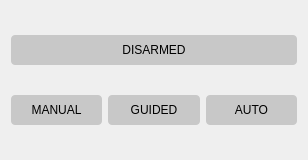
The window that GS/GUI/actionwidget.ui (UCI-UAVForge/GroundStation) describes before a commit, drawn with Qt 5.
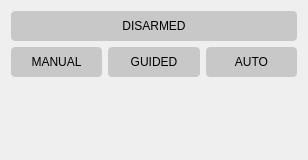
The same window after the commit.

The edit to the form file:
```diff
--- a/GS/GUI/actionwidget.ui
+++ b/GS/GUI/actionwidget.ui
@@ -64,6 +64,9 @@
      </property>
     </widget>
    </item>
+   <item row="4" column="2">
+    <widget class="QWidget" name="widget" native="true"/>
+   </item>
   </layout>
  </widget>
  <resources/>
```
